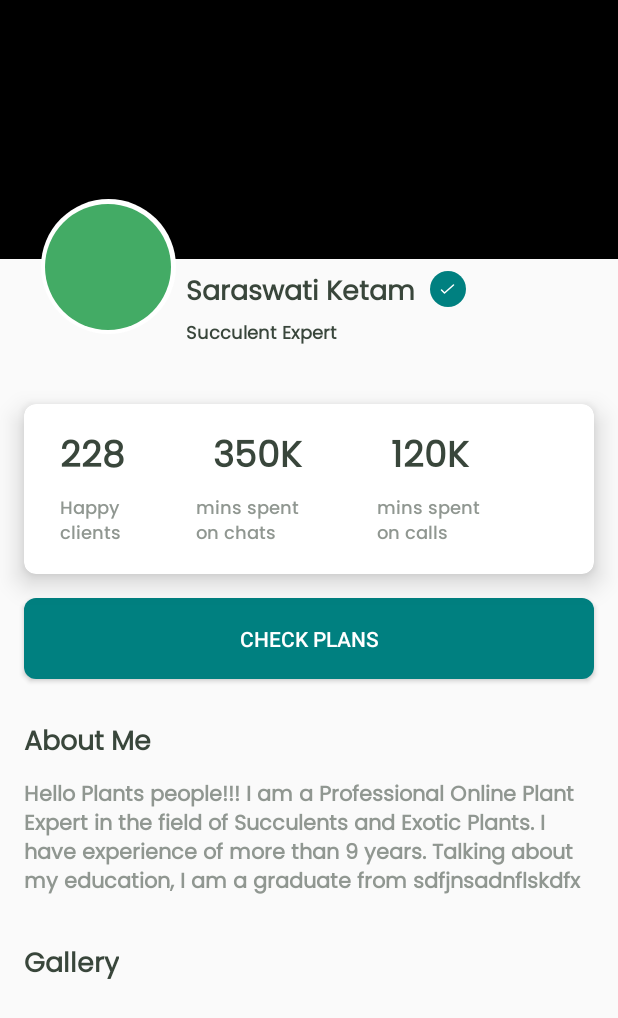
After one commit to chekeAditya/Plantr, an Android app: the fragment ChatDetailsFragment shown on its own in the app's theme, on a phone screen of 412 x 824 dp. The commit adds this screen. Shown: the top 1018 px of the screen. Run offline under Robolectric (Android 15) with nearby library versions, the phone set to English and light mode, and no system bars; our stand-ins replace CircleImageView, data binding.

Commit message:
Filter done working on expert details

```diff
--- a/app/build.gradle
+++ b/app/build.gradle
@@ -92,4 +92,7 @@ dependencies {
 
     //range seekbar
     implementation 'com.github.MohammedAlaaMorsi:RangeSeekBar:1.0.6'
+
+    //circularImage
+    implementation 'de.hdodenhof:circleimageview:3.1.0'
 }
--- /dev/null
+++ b/app/src/main/java/com/applicationPantr/plantr/ui/chat/ChatDetailsFragment.kt
@@ -0,0 +1,17 @@
+package com.applicationPantr.plantr.ui.chat
+
+import android.os.Bundle
+import androidx.fragment.app.Fragment
+import android.view.LayoutInflater
+import android.view.View
+import android.view.ViewGroup
+import com.applicationPantr.plantr.R
+
+
+class ChatDetailsFragment : Fragment(R.layout.fragment_chat_details) {
+
+    override fun onViewCreated(view: View, savedInstanceState: Bundle?) {
+        super.onViewCreated(view, savedInstanceState)
+    }
+
+}
--- /dev/null
+++ b/app/src/main/res/drawable/ic_tick.xml
@@ -0,0 +1,13 @@
+<vector xmlns:android="http://schemas.android.com/apk/res/android"
+    android:width="10dp"
+    android:height="8dp"
+    android:viewportWidth="10"
+    android:viewportHeight="8">
+  <path
+      android:strokeWidth="1"
+      android:pathData="M1,4.6673L3,6.6673L9,1.334"
+      android:strokeLineJoin="round"
+      android:fillColor="#00000000"
+      android:strokeColor="#ffffff"
+      android:strokeLineCap="round"/>
+</vector>
--- /dev/null
+++ b/app/src/main/res/drawable/rectangle_green_bg.xml
@@ -0,0 +1,8 @@
+<?xml version="1.0" encoding="utf-8"?>
+<shape xmlns:android="http://schemas.android.com/apk/res/android"
+    android:shape="rectangle">
+
+    <solid android:color="@color/Green"/>
+    <corners android:radius="@dimen/dp_8"/>
+
+</shape>
--- a/app/src/main/res/layout/bottom_sheet_chat_fargment.xml
+++ b/app/src/main/res/layout/bottom_sheet_chat_fargment.xml
@@ -29,6 +29,7 @@
                 android:layout_marginTop="@dimen/dp_22"
                 android:fontFamily="@font/poppins"
                 android:text="Sort"
+                android:textStyle="bold"
                 android:textColor="@color/BNWBlack"
                 android:textSize="@dimen/sp_22" />
 
--- /dev/null
+++ b/app/src/main/res/layout/fragment_chat_details.xml
@@ -0,0 +1,279 @@
+<?xml version="1.0" encoding="utf-8"?>
+<layout>
+
+    <data>
+        <variable
+            name="experts"
+            type="com.applicationPantr.plantr.remote.response." />
+    </data>
+
+    <ScrollView xmlns:android="http://schemas.android.com/apk/res/android"
+        xmlns:app="http://schemas.android.com/apk/res-auto"
+        xmlns:tools="http://schemas.android.com/tools"
+        android:layout_width="match_parent"
+        android:layout_height="match_parent"
+        tools:context=".ui.chat.ChatDetailsFragment">
+
+        <RelativeLayout
+            android:layout_width="match_parent"
+            android:layout_height="match_parent">
+
+            <ImageView
+                android:id="@+id/ivBgImage"
+                android:layout_width="match_parent"
+                android:layout_height="@dimen/dp_220"
+                android:background="@color/black" />
+
+            <de.hdodenhof.circleimageview.CircleImageView
+                android:layout_width="90dp"
+                android:layout_height="90dp"
+                android:layout_alignBottom="@+id/view1"
+                android:layout_marginStart="@dimen/dp_27"
+                android:src="@color/white" />
+
+            <de.hdodenhof.circleimageview.CircleImageView
+                android:id="@+id/ciExpertImage"
+                android:layout_width="84dp"
+                android:layout_height="84dp"
+                android:layout_alignBottom="@+id/view2"
+                android:layout_marginStart="30dp"
+                android:src="@color/secondary_3" />
+
+            <View
+                android:id="@+id/view2"
+                android:layout_width="match_parent"
+                android:layout_height="wrap_content"
+                android:layout_below="@+id/ivBgImage"
+                android:layout_marginTop="47dp" />
+
+            <View
+                android:id="@+id/view1"
+                android:layout_width="match_parent"
+                android:layout_height="wrap_content"
+                android:layout_below="@+id/ivBgImage"
+                android:layout_marginTop="@dimen/dp_50" />
+
+            <TextView
+                android:id="@+id/tvExpertName"
+                style="@style/TextView_Filter"
+                android:layout_below="@+id/ivBgImage"
+                android:layout_marginStart="@dimen/dp_10"
+                android:layout_marginTop="@dimen/dp_8"
+                android:layout_toEndOf="@+id/ciExpertImage"
+                android:text="Saraswati Ketam"
+                android:textSize="@dimen/sp_18"
+                android:textStyle="bold" />
+
+            <RelativeLayout
+                android:layout_width="wrap_content"
+                android:layout_height="wrap_content"
+                android:layout_below="@+id/ivBgImage"
+                android:layout_marginStart="@dimen/dp_10"
+                android:layout_marginTop="@dimen/dp_8"
+                android:layout_toEndOf="@+id/tvExpertName">
+
+
+                <de.hdodenhof.circleimageview.CircleImageView
+                    android:layout_width="@dimen/dp_24"
+                    android:layout_height="@dimen/dp_24"
+                    android:src="@color/Green" />
+
+                <ImageView
+                    android:layout_width="wrap_content"
+                    android:layout_height="wrap_content"
+                    android:layout_centerInParent="true"
+                    android:src="@drawable/ic_tick" />
+
+            </RelativeLayout>
+
+
+            <TextView
+                android:id="@+id/tvExpertType"
+                style="@style/TextView_Filter"
+                android:layout_below="@+id/tvExpertName"
+                android:layout_marginStart="@dimen/dp_10"
+                android:layout_marginTop="@dimen/dp_2"
+                android:layout_toEndOf="@+id/ciExpertImage"
+                android:text="Succulent Expert"
+                android:textSize="@dimen/sp_12"
+                android:textStyle="bold" />
+
+            <androidx.cardview.widget.CardView
+                android:id="@+id/cvCardDetails"
+                android:layout_width="match_parent"
+                android:layout_height="wrap_content"
+                android:layout_below="@+id/tvExpertType"
+                android:layout_marginStart="@dimen/dp_16"
+                android:layout_marginTop="@dimen/dp_36"
+                android:layout_marginEnd="@dimen/dp_16"
+                android:background="@color/IndicatorInactive"
+                app:cardCornerRadius="@dimen/dp_8"
+                app:cardElevation="@dimen/dp_10">
+
+                <LinearLayout
+                    android:layout_width="match_parent"
+                    android:layout_height="match_parent"
+                    android:orientation="vertical"
+                    android:paddingBottom="@dimen/dp_16">
+
+                    <LinearLayout
+                        android:layout_width="match_parent"
+                        android:layout_height="wrap_content"
+                        android:layout_marginStart="@dimen/dp_24"
+                        android:layout_marginTop="@dimen/dp_16"
+                        android:layout_marginEnd="@dimen/dp_24">
+
+                        <TextView
+                            android:id="@+id/tvHappyClients"
+                            style="@style/TopHeading"
+                            android:layout_weight="1"
+                            android:text="228"
+                            android:textSize="@dimen/sp_24"
+                            android:textStyle="bold" />
+
+                        <TextView
+                            android:id="@+id/tvMinsSpentChat"
+                            style="@style/TopHeading"
+                            android:layout_weight="1"
+                            android:text="350K"
+                            android:textSize="@dimen/sp_24"
+                            android:textStyle="bold" />
+
+                        <TextView
+                            android:id="@+id/tvMinsSpentCalls"
+                            style="@style/TopHeading"
+                            android:layout_weight="1"
+                            android:text="120K"
+                            android:textSize="@dimen/sp_24"
+                            android:textStyle="bold" />
+
+                    </LinearLayout>
+
+                    <LinearLayout
+                        android:layout_width="match_parent"
+                        android:layout_height="wrap_content"
+                        android:layout_marginStart="@dimen/dp_24"
+                        android:layout_marginTop="@dimen/dp_4"
+                        android:layout_marginEnd="@dimen/dp_24">
+
+                        <TextView
+                            style="@style/TopHeading"
+                            android:layout_gravity="center"
+                            android:layout_weight="1"
+                            android:fontFamily="@font/poppins_medium"
+                            android:text="Happy \nclients"
+                            android:textColor="@color/BNWDarkGrey"
+                            android:textSize="@dimen/sp_12"
+                            android:textStyle="normal" />
+
+                        <TextView
+                            style="@style/TopHeading"
+                            android:layout_gravity="center"
+                            android:layout_weight="1"
+                            android:fontFamily="@font/poppins_medium"
+                            android:text="mins spent \non chats"
+                            android:textColor="@color/BNWDarkGrey"
+                            android:textSize="@dimen/sp_12"
+                            android:textStyle="normal" />
+
+                        <TextView
+                            style="@style/TopHeading"
+                            android:layout_gravity="center"
+                            android:layout_weight="1"
+                            android:fontFamily="@font/poppins_medium"
+                            android:text="mins spent \non calls"
+                            android:textColor="@color/BNWDarkGrey"
+                            android:textSize="@dimen/sp_12"
+                            android:textStyle="normal" />
+
+                    </LinearLayout>
+
+                </LinearLayout>
+
+            </androidx.cardview.widget.CardView>
+
+            <Button
+                android:id="@+id/btnCheckPlans"
+                android:layout_width="match_parent"
+                android:layout_height="@dimen/dp_54"
+                android:layout_below="@id/cvCardDetails"
+                android:layout_marginStart="@dimen/dp_16"
+                android:layout_marginTop="@dimen/dp_16"
+                android:layout_marginEnd="@dimen/dp_16"
+                android:background="@drawable/rectangle_green_bg"
+                android:text="CHECK PLANS"
+                android:textColor="@color/white" />
+
+            <TextView
+                android:id="@+id/tvAboutMeExpert"
+                style="@style/TextView_Filter"
+                android:layout_below="@+id/btnCheckPlans"
+                android:layout_marginStart="@dimen/dp_16"
+                android:layout_marginTop="@dimen/dp_28"
+                android:text="About Me"
+                android:textSize="@dimen/sp_18"
+                android:textStyle="bold" />
+
+            <TextView
+                android:id="@+id/tvAboutMeDesc_Expert"
+                style="@style/TextView_Filter"
+                android:layout_below="@+id/tvAboutMeExpert"
+                android:layout_marginStart="@dimen/dp_16"
+                android:layout_marginTop="@dimen/dp_8"
+                android:layout_marginEnd="@dimen/dp_16"
+                android:text="@string/about_me_desc"
+                android:textColor="@color/BNWDarkGrey"
+                android:textSize="@dimen/sp_14"
+                android:textStyle="bold" />
+
+            <TextView
+                android:id="@+id/tvGallery"
+                style="@style/TextView_Filter"
+                android:layout_below="@+id/tvAboutMeDesc_Expert"
+                android:layout_marginStart="@dimen/dp_16"
+                android:layout_marginTop="@dimen/dp_28"
+                android:text="Gallery"
+                android:textSize="@dimen/sp_18"
+                android:textStyle="bold" />
+
+            <androidx.recyclerview.widget.RecyclerView
+                android:id="@+id/recyclerviewGallery"
+                android:layout_width="match_parent"
+                android:layout_height="150dp"
+                android:layout_below="@+id/tvGallery"
+                android:layout_marginStart="@dimen/dp_16"
+                android:layout_marginTop="@dimen/dp_15" />
+
+            <androidx.recyclerview.widget.RecyclerView
+                android:id="@+id/recyclerViewMoreExpert"
+                android:layout_width="match_parent"
+                android:layout_height="wrap_content"
+                android:layout_below="@+id/recyclerviewGallery"
+                android:layout_marginStart="@dimen/dp_16"
+                android:layout_marginTop="@dimen/dp_15" />
+
+
+            <TextView
+                android:id="@+id/tvClientReview"
+                style="@style/TextView_Filter"
+                android:layout_below="@+id/recyclerViewMoreExpert"
+                android:layout_marginStart="@dimen/dp_16"
+                android:layout_marginTop="@dimen/dp_28"
+                android:text="Client's Reviews"
+                android:textSize="@dimen/sp_18"
+                android:textStyle="bold" />
+
+            <androidx.recyclerview.widget.RecyclerView
+                android:id="@+id/recyclerViewClientReviews"
+                android:layout_width="match_parent"
+                android:layout_height="wrap_content"
+                android:layout_below="@+id/tvClientReview"
+                android:layout_marginStart="@dimen/dp_16"
+                android:layout_marginTop="@dimen/dp_16" />
+
+        </RelativeLayout>
+
+
+    </ScrollView>
+
+</layout>
--- a/app/src/main/res/values/dimens.xml
+++ b/app/src/main/res/values/dimens.xml
@@ -58,4 +58,9 @@
     <dimen name="dp_48">48dp</dimen>
     <dimen name="dp_29">29dp</dimen>
     <dimen name="dp_46">46dp</dimen>
+    <dimen name="dp_220">220dp</dimen>
+    <dimen name="dp_27">27dp</dimen>
+    <dimen name="dp_127">127dp</dimen>
+    <dimen name="dp_64">64dp</dimen>
+    <dimen name="dp_34">34dp</dimen>
 </resources>
--- a/app/src/main/res/values/strings.xml
+++ b/app/src/main/res/values/strings.xml
@@ -16,5 +16,7 @@
 
     <string name="hello_first_fragment">Hello first fragment</string>
     <string name="hello_second_fragment">Hello second fragment. Arg: %1$s</string>
+    <string name="about_me_desc">Hello Plants people!!! I am a Professional Online Plant Expert in the field of Succulents and Exotic Plants. I have experience of more than 9 years. Talking about my education, I am a graduate from sdfjnsadnflskdfx</string>
+    <string name="client_desc">Lorem ipsum dolor sit amet, consectetur adipiscing elit. Molestie et gravida aliquam consectetur enim. Blandit volutpat vestibulum aliquet urna laoreet.</string>
 
 </resources>
--- a/app/src/main/res/values/style.xml
+++ b/app/src/main/res/values/style.xml
@@ -1,6 +1,7 @@
 <?xml version="1.0" encoding="utf-8"?>
 <resources>
     <style name="TopHeading">
+        <item name="android:fontFamily">@font/poppins</item>
         <item name="android:layout_width">wrap_content</item>
         <item name="android:layout_height">wrap_content</item>
         <item name="android:textColor">@color/BNWBlack</item>
```
Also changed, not shown: app/src/main/java/com/applicationPantr/plantr/remote/response/responseModel/Blog.kt (added, +19 -0 lines), app/src/main/java/com/applicationPantr/plantr/remote/response/responseModel/Client.kt (added, +13 -0 lines), app/src/main/java/com/applicationPantr/plantr/remote/response/responseModel/Expert.kt (added, +27 -0 lines), app/src/main/java/com/applicationPantr/plantr/remote/response/responseModel/Plant.kt (added, +13 -0 lines), app/src/main/java/com/applicationPantr/plantr/remote/response/responseModel/PlantrResponseModel.kt (added, +13 -0 lines), app/src/main/res/drawable/ic_double_commas.xml (added, +9 -0 lines), app/src/main/res/drawable/ic_right_side_arrow.xml (added, +9 -0 lines), app/src/main/res/layout/item_client_reviews.xml (added, +70 -0 lines), app/src/main/res/layout/item_gallery.xml (added, +21 -0 lines), app/src/main/res/layout/item_more_expert.xml (added, +55 -0 lines).
